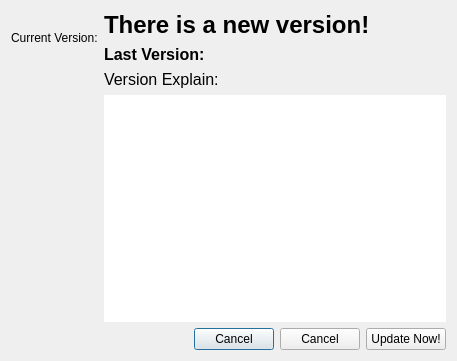
ty0x2333/TyLauncher, file updatedialog.ui: the form before one commit.
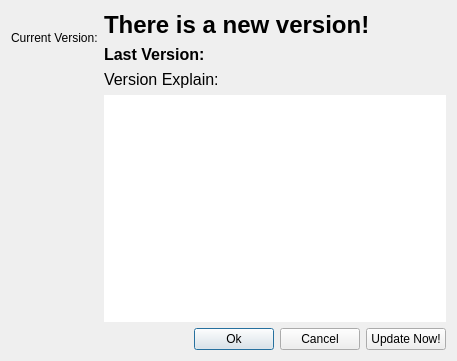
The form after the commit. Icons and pictures are not drawn.

Commit message: M Update Dialog.

The edit to the form file:
```diff
--- a/updatedialog.ui
+++ b/updatedialog.ui
@@ -133,7 +133,7 @@
      <item>
       <widget class="QPushButton" name="pushButton_3">
        <property name="text">
-        <string>Cancel</string>
+        <string>Ok</string>
        </property>
       </widget>
      </item>
```
Left out of the diff: 6 changed lines with no effect on the pictures. The commit also changes 3 other files.
